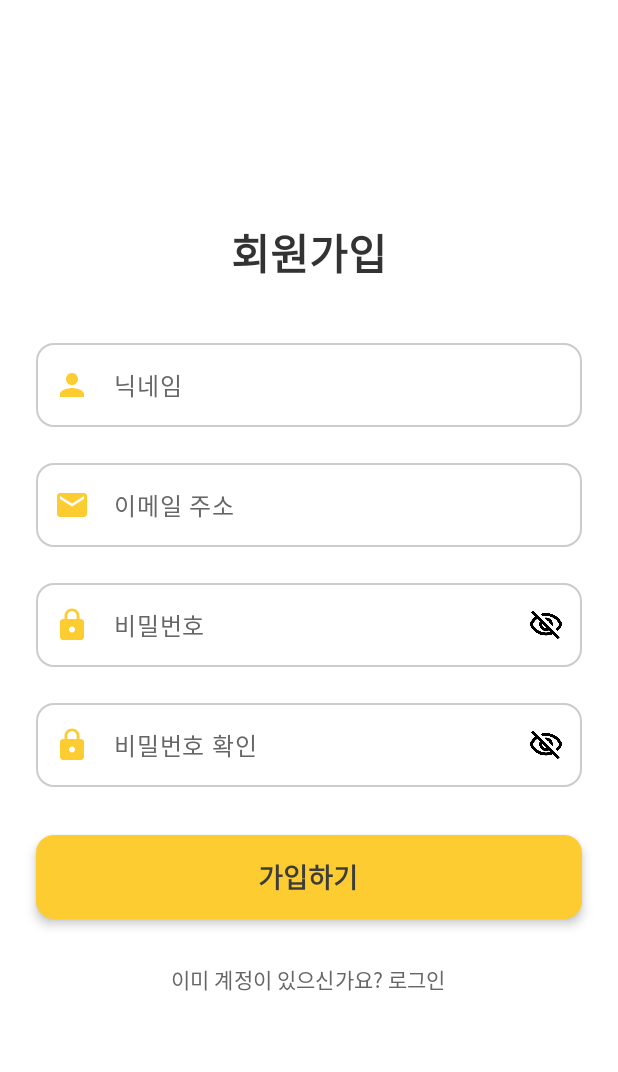
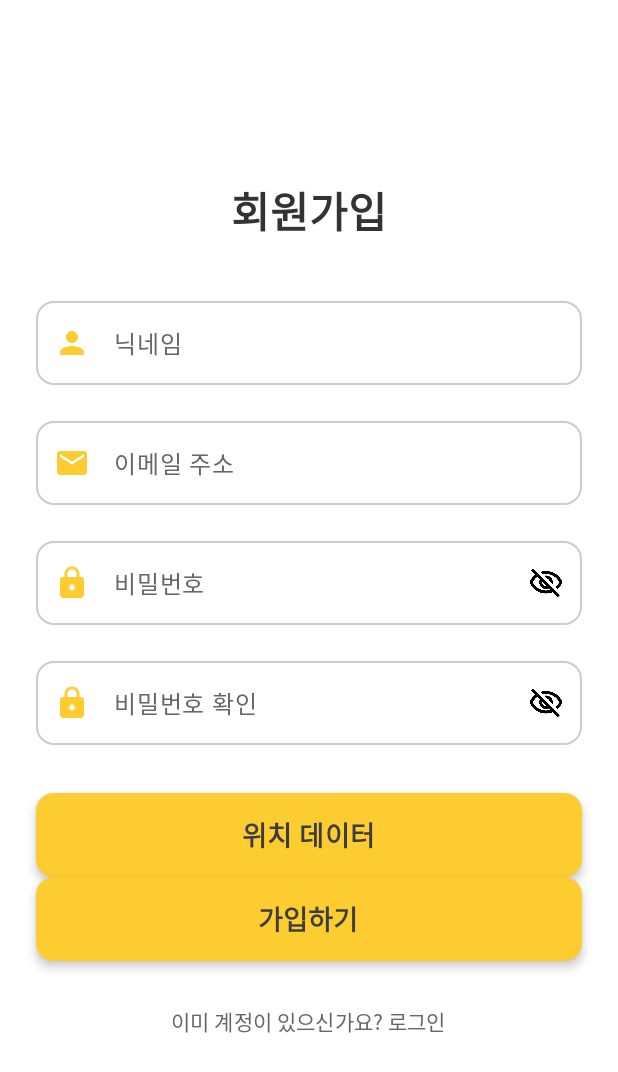
Before and after one commit to MyungSeokSong/raon-android, an Android app built with Jetpack Compose: the SignUpScreen screen opened through its navigation route, on a phone screen of 412 x 824 dp. Shown: the top 1072 px of the screen. Run offline under Robolectric (Android 15) with nearby library versions, the phone set to English and light mode, and no system bars; our stand-ins replace Dagger/Hilt's generated code; libraries missing offline, so code that uses them is left out: com.kakao.sdk; 3 statements that could not run were skipped.

Commit message:
위치 설정 UI까지만 추가

```diff
--- a/app/src/main/java/com/example/raon/AppNavigation.kt
+++ b/app/src/main/java/com/example/raon/AppNavigation.kt
@@ -15,6 +15,7 @@ import com.example.raon.features.auth.ui.z_etc.KakaoAuthViewModel
 import com.example.raon.features.bottom_navigation.c_add_item.ui.AddItemScreen
 import com.example.raon.features.bottom_navigation.d_chat.ui.ChatRoomScreen
 import com.example.raon.features.bottom_navigation.e_profile.ui.SettingsScreen
+import com.example.raon.features.location.ui.LocationSearchScreen
 
 @Composable
 fun AppNavigation(
@@ -43,13 +44,18 @@ fun AppNavigation(
                     popUpTo("auth") {
                         inclusive = true
                     }
-
                 }
             })
         }
 
         composable("signUp") {  // 회원가입 화면
-            SignUpScreen()
+            SignUpScreen({
+                navController.navigate("locationSetting")
+            })
+        }
+
+        composable("locationSetting") {
+            LocationSearchScreen()
         }
 
         // ㅡㅡㅡㅡㅡㅡㅡㅡㅡㅡㅡㅡㅡㅡ 바텀 네비게이션 화면 부분 ㅡㅡㅡㅡㅡㅡㅡㅡㅡㅡㅡㅡㅡㅡㅡㅡ
--- a/app/src/main/java/com/example/raon/features/auth/ui/SignUpScreen.kt
+++ b/app/src/main/java/com/example/raon/features/auth/ui/SignUpScreen.kt
@@ -52,7 +52,9 @@ import kotlinx.coroutines.delay
 
 @OptIn(ExperimentalMaterial3Api::class)
 @Composable
-fun SignUpScreen() {
+fun SignUpScreen(
+    onNavigateToLocationSetting: () -> Unit = {}
+) {
     // UI 상태 관리를 위한 변수들
     var nickname by remember { mutableStateOf("") }
     var email by remember { mutableStateOf("") }
@@ -131,6 +133,23 @@ fun SignUpScreen() {
                     onVisibilityChange = { passwordCheckVisible = !passwordCheckVisible }
                 )
                 Spacer(modifier = Modifier.height(32.dp))
+
+                Button(
+                    onClick = { /* TODO: 위치 데이터 로직 구현 */
+                        onNavigateToLocationSetting()
+                    },
+                    modifier = Modifier
+                        .fillMaxWidth()
+                        .height(56.dp),
+                    shape = RoundedCornerShape(12.dp),
+                    colors = ButtonDefaults.buttonColors(
+                        containerColor = Color(0xFFFDCC31),
+                        contentColor = Color(0xFF3C3C3C)
+                    ),
+                    elevation = ButtonDefaults.buttonElevation(defaultElevation = 4.dp)
+                ) {
+                    Text(text = "위치 데이터", fontSize = 18.sp, fontWeight = FontWeight.SemiBold)
+                }
 
                 Button(
                     onClick = { /* TODO: 가입하기 로직 구현 */ },
```
Also changed, not shown: app/src/main/java/com/example/raon/features/location/ui/LocationSearchScreen.kt (added, +132 -0 lines), app/src/main/java/com/example/raon/features/location/ui/LocationSetupScreen.kt (added, +105 -0 lines).
